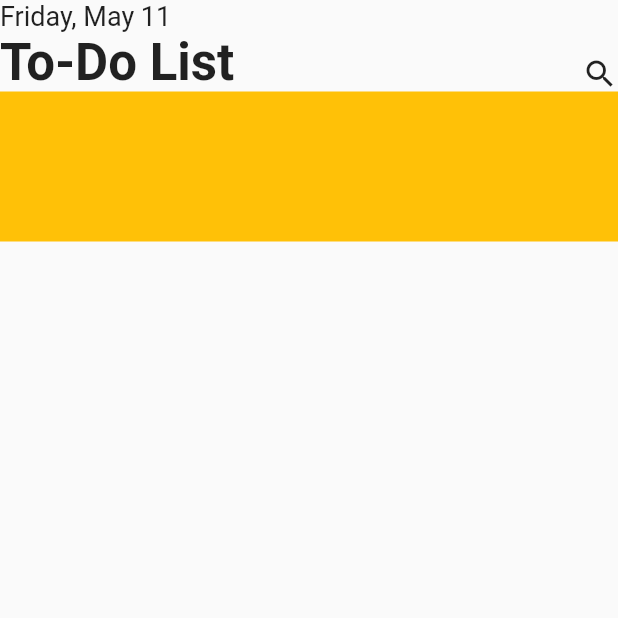
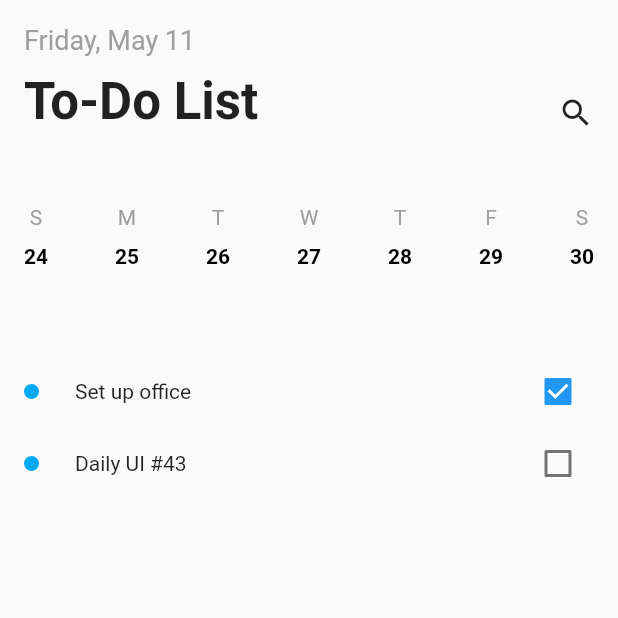
Before and after one commit to josephmangmang/grocerylist, a Flutter app: the screen it shows after launch, on a phone screen of 412 x 824 dp, the top half of it. Run offline on Flutter 3.47's test engine with Material 2 defaults, Android fonts, the phone set to English and light mode, and no system bars.

Commit message:
Todo list widget

```diff
--- a/lib/main.dart
+++ b/lib/main.dart
@@ -1,4 +1,5 @@
 import 'package:flutter/material.dart';
+import 'package:todolist/models/todo.dart';
 
 void main() {
   runApp(HomePage());
@@ -10,8 +11,18 @@ class HomePage extends StatelessWidget {
     return MaterialApp(
       home: Scaffold(
         body: SafeArea(
-          child: Column(
-            children: <Widget>[header(), calendar()],
+          child: Container(
+            margin: EdgeInsets.all(16),
+            child: Column(
+              children: <Widget>[
+                header(),
+                SizedBox(
+                  height: 50,
+                ),
+                calendar(),
+                todoList()
+              ],
+            ),
           ),
         ),
       ),
@@ -29,7 +40,10 @@ class HomePage extends StatelessWidget {
             children: <Widget>[
               Text(
                 "Friday, May 11",
-                style: TextStyle(fontSize: 18),
+                style: TextStyle(fontSize: 18, color: Colors.grey),
+              ),
+              SizedBox(
+                height: 10,
               ),
               Text(
                 "To-Do List",
@@ -44,10 +58,126 @@ class HomePage extends StatelessWidget {
     );
   }
 
+  // prepare a widget that represent the calendar view
   Widget calendar() {
+    var now = DateTime.now();
+    var sunday = now.subtract(Duration(days: 8 - now.weekday));
+    List<DateTime> weekDays = [];
+    for (int i = 0; i < 7; i++) {
+      weekDays.add(sunday.add(Duration(days: i)));
+    }
+    print(weekDays);
     return Container(
       height: 100,
-      color: Colors.amber,
+      child: Row(
+        mainAxisAlignment: MainAxisAlignment.spaceBetween,
+        children: weekDays
+            .map((DateTime e) => days(
+                weekday: '${getWeekDayString(e.weekday)}', day: '${e.day}'))
+            .toList(),
+      ),
+    );
+  }
+
+  ///
+  /// Convert int weekday to String weekday
+  ///
+  String getWeekDayString(int weekday) {
+    switch (weekday) {
+      case 1:
+        return 'M';
+      case 2:
+        return 'T';
+      case 3:
+        return 'W';
+      case 4:
+        return 'T';
+      case 5:
+        return 'F';
+      case 6:
+        return 'S';
+      case 7:
+        return 'S';
+    }
+    return '';
+  }
+
+  // return a widget for calendar item
+  Widget days({String weekday, String day}) {
+    return Column(
+      children: <Widget>[
+        Text(
+          weekday,
+          style: TextStyle(color: Colors.grey),
+        ),
+        SizedBox(
+          height: 10,
+        ),
+        Text(
+          day,
+          style:
+              TextStyle(color: Color(0xFF000000), fontWeight: FontWeight.bold),
+        )
+      ],
+    );
+  }
+
+  // widget for scrollable todo list
+  Widget todoList() {
+    List<Todo> todoList = [];
+
+    todoList.add(Todo(
+        color: Colors.lightBlue,
+        task: "Set up office",
+        isDone: true,
+        dateTime: DateTime.now(),
+        alarm: "15 mins before",
+        category: 'Work'));
+
+    todoList.add(Todo(
+        color: Colors.lightBlue,
+        task: "Daily UI #43",
+        isDone: false,
+        dateTime: DateTime.now(),
+        alarm: "15 mins before",
+        category: 'Work'));
+
+    return ListView(
+      shrinkWrap: true,
+      children: todoList.map((Todo todo) {
+        return TodoItem(todo);
+      }).toList(),
     );
   }
 }
+
+class TodoItem extends StatelessWidget {
+  final Todo todo;
+
+  TodoItem(this.todo);
+
+  @override
+  Widget build(BuildContext context) {
+    return Container(
+      child: Row(
+        children: <Widget>[
+          Container(
+            height: 10,
+            width: 10,
+            decoration:
+                BoxDecoration(shape: BoxShape.circle, color: todo.color),
+          ),
+          Expanded(
+            child: Container(
+                margin: EdgeInsets.only(left: 24, right: 16),
+                child: Text(todo.task)),
+          ),
+          Checkbox(
+            value: todo.isDone,
+            onChanged: (isDone) {},
+          )
+        ],
+      ),
+    );
+  }
+}
--- /dev/null
+++ b/lib/models/todo.dart
@@ -0,0 +1,15 @@
+import 'dart:ui';
+
+import 'package:flutter/material.dart';
+
+class Todo {
+  Color color;
+  String task;
+  bool isDone;
+  DateTime dateTime;
+  String alarm;
+  String category;
+
+  Todo({this.color, this.task, this.isDone, this.dateTime, this.alarm,
+      this.category});
+}
```
Also changed, not shown: pubspec.lock.
